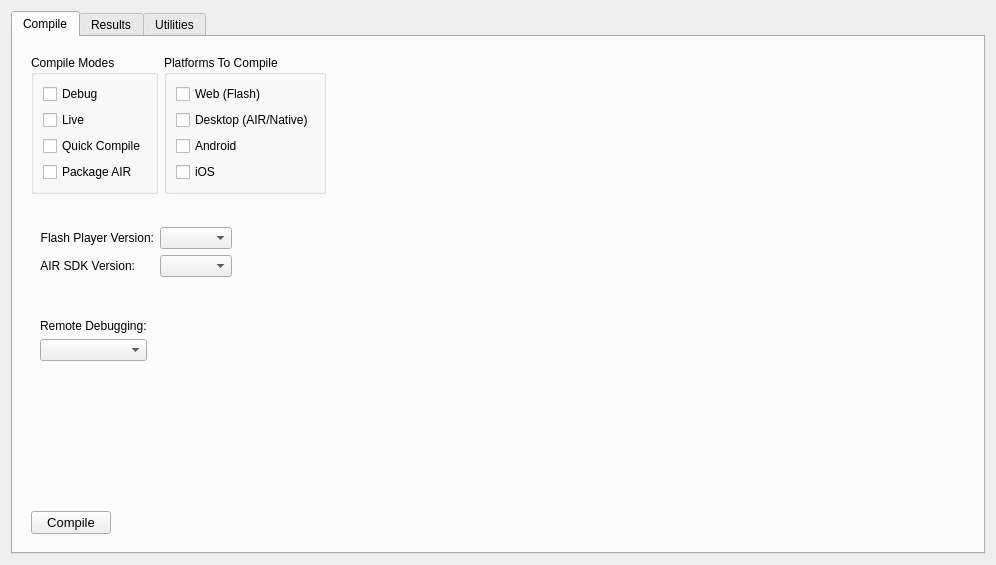
The window that resources/widget/DeckCompileWidget/DeckCompileWidget.ui (sernst/CompilerDeck) describes before a commit, drawn with Qt 5.
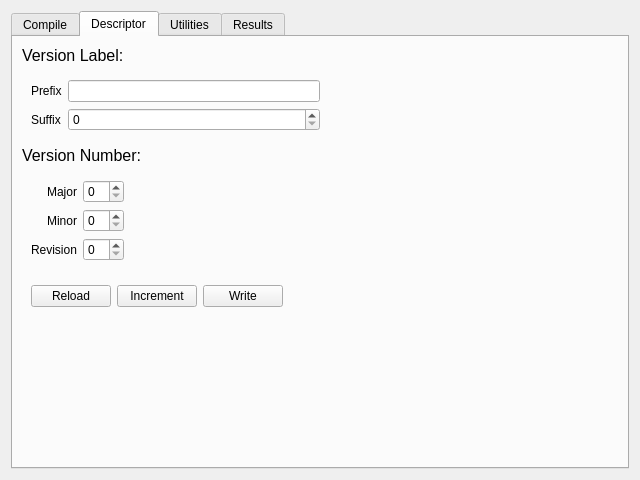
The same window after the commit.

The edit to the form file:
```diff
--- a/resources/widget/DeckCompileWidget/DeckCompileWidget.ui
+++ b/resources/widget/DeckCompileWidget/DeckCompileWidget.ui
@@ -6,8 +6,8 @@
    <rect>
     <x>0</x>
     <y>0</y>
-    <width>996</width>
-    <height>565</height>
+    <width>640</width>
+    <height>480</height>
    </rect>
   </property>
   <property name="sizePolicy">
@@ -18,8 +18,8 @@
   </property>
   <property name="minimumSize">
    <size>
-    <width>996</width>
-    <height>499</height>
+    <width>640</width>
+    <height>480</height>
    </size>
   </property>
   <property name="windowTitle">
@@ -29,7 +29,7 @@
    <item>
     <widget class="QTabWidget" name="mainTab">
      <property name="currentIndex">
-      <number>0</number>
+      <number>1</number>
      </property>
      <widget class="QWidget" name="settingsTabPage">
       <attribute name="title">
@@ -59,13 +59,6 @@
                </property>
               </widget>
              </item>
-             <item>
-              <widget class="QCheckBox" name="quickCompileCheck">
-               <property name="text">
-                <string>Quick Compile</string>
-               </property>
-              </widget>
-             </item>
              <item>
               <widget class="QCheckBox" name="packageAirCheck">
                <property name="text">
@@ -73,6 +66,19 @@
                </property>
               </widget>
              </item>
+             <item>
+              <spacer name="verticalSpacer_4">
+               <property name="orientation">
+                <enum>Qt::Vertical</enum>
+               </property>
+               <property name="sizeHint" stdset="0">
+                <size>
+                 <width>20</width>
+                 <height>40</height>
+                </size>
+               </property>
+              </spacer>
+             </item>
             </layout>
            </widget>
           </item>
@@ -110,6 +116,19 @@
                </property>
               </widget>
              </item>
+             <item>
+              <spacer name="verticalSpacer_3">
+               <property name="orientation">
+                <enum>Qt::Vertical</enum>
+               </property>
+               <property name="sizeHint" stdset="0">
+                <size>
+                 <width>20</width>
+                 <height>40</height>
+                </size>
+               </property>
+              </spacer>
+             </item>
             </layout>
            </widget>
           </item>
@@ -261,27 +280,203 @@
        </item>
       </layout>
      </widget>
-     <widget class="QWidget" name="resultsTabPage">
+     <widget class="QWidget" name="descriptorTabPage">
       <attribute name="title">
-       <string>Results</string>
+       <string>Descriptor</string>
       </attribute>
-      <layout class="QVBoxLayout" name="verticalLayout">
+      <layout class="QVBoxLayout" name="verticalLayout_2">
        <item>
-        <widget class="QTextBrowser" name="resultsTextBrowser">
-         <property name="enabled">
-          <bool>true</bool>
+        <widget class="QLabel" name="label">
+         <property name="font">
+          <font>
+           <pointsize>12</pointsize>
+          </font>
          </property>
-         <property name="cursor" stdset="0">
-          <cursorShape>ArrowCursor</cursorShape>
+         <property name="text">
+          <string>Version Label:</string>
          </property>
-         <property name="acceptDrops">
-          <bool>true</bool>
+        </widget>
+       </item>
+       <item>
+        <widget class="QWidget" name="widget_10" native="true">
+         <layout class="QHBoxLayout" name="horizontalLayout_6">
+          <item>
+           <widget class="QWidget" name="widget_8" native="true">
+            <layout class="QFormLayout" name="formLayout_3">
+             <property name="margin">
+              <number>0</number>
+             </property>
+             <item row="0" column="0">
+              <widget class="QLabel" name="label_13">
+               <property name="text">
+                <string>Prefix</string>
+               </property>
+              </widget>
+             </item>
+             <item row="0" column="1">
+              <widget class="QLineEdit" name="prefixLine"/>
+             </item>
+             <item row="1" column="0">
+              <widget class="QLabel" name="label_14">
+               <property name="text">
+                <string>Suffix</string>
+               </property>
+              </widget>
+             </item>
+             <item row="1" column="1">
+              <widget class="QSpinBox" name="suffixSpin"/>
+             </item>
+            </layout>
+           </widget>
+          </item>
+          <item>
+           <spacer name="horizontalSpacer_6">
+            <property name="orientation">
+             <enum>Qt::Horizontal</enum>
+            </property>
+            <property name="sizeHint" stdset="0">
+             <size>
+              <width>284</width>
+              <height>20</height>
+             </size>
+            </property>
+           </spacer>
+          </item>
+         </layout>
+        </widget>
+       </item>
+       <item>
+        <widget class="QLabel" name="label_2">
+         <property name="font">
+          <font>
+           <pointsize>12</pointsize>
+          </font>
          </property>
-         <property name="verticalScrollBarPolicy">
-          <enum>Qt::ScrollBarAlwaysOn</enum>
+         <property name="text">
+          <string>Version Number:</string>
          </property>
         </widget>
        </item>
+       <item>
+        <widget class="QWidget" name="widget_9" native="true">
+         <layout class="QHBoxLayout" name="horizontalLayout_7">
+          <item>
+           <widget class="QWidget" name="widget_3" native="true">
+            <layout class="QFormLayout" name="formLayout_2">
+             <property name="labelAlignment">
+              <set>Qt::AlignRight|Qt::AlignTrailing|Qt::AlignVCenter</set>
+             </property>
+             <property name="margin">
+              <number>0</number>
+             </property>
+             <item row="0" column="0">
+              <widget class="QLabel" name="label_10">
+               <property name="text">
+                <string>Major</string>
+               </property>
+               <property name="alignment">
+                <set>Qt::AlignRight|Qt::AlignTrailing|Qt::AlignVCenter</set>
+               </property>
+              </widget>
+             </item>
+             <item row="0" column="1">
+              <widget class="QSpinBox" name="majorSpin"/>
+             </item>
+             <item row="1" column="0">
+              <widget class="QLabel" name="label_11">
+               <property name="text">
+                <string>Minor</string>
+               </property>
+               <property name="alignment">
+                <set>Qt::AlignRight|Qt::AlignTrailing|Qt::AlignVCenter</set>
+               </property>
+              </widget>
+             </item>
+             <item row="1" column="1">
+              <widget class="QSpinBox" name="minorSpin"/>
+             </item>
+             <item row="2" column="0">
+              <widget class="QLabel" name="label_12">
+               <property name="text">
+                <string>Revision</string>
+               </property>
+              </widget>
+             </item>
+             <item row="2" column="1">
+              <widget class="QSpinBox" name="revisionSpin"/>
+             </item>
+            </layout>
+           </widget>
+          </item>
+          <item>
+           <spacer name="horizontalSpacer_5">
+            <property name="orientation">
+             <enum>Qt::Horizontal</enum>
+            </property>
+            <property name="sizeHint" stdset="0">
+             <size>
+              <width>483</width>
+              <height>20</height>
+             </size>
+            </property>
+           </spacer>
+          </item>
+         </layout>
+        </widget>
+       </item>
+       <item>
+        <widget class="QWidget" name="widget_11" native="true">
+         <layout class="QHBoxLayout" name="horizontalLayout_8">
+          <item>
+           <widget class="QPushButton" name="reloadSettingsBtn">
+            <property name="text">
+             <string>Reload</string>
+            </property>
+           </widget>
+          </item>
+          <item>
+           <widget class="QPushButton" name="incrementSettingsBtn">
+            <property name="text">
+             <string>Increment</string>
+            </property>
+           </widget>
+          </item>
+          <item>
+           <widget class="QPushButton" name="writeSettingsBtn">
+            <property name="text">
+             <string>Write</string>
+            </property>
+           </widget>
+          </item>
+          <item>
+           <spacer name="horizontalSpacer_7">
+            <property name="orientation">
+             <enum>Qt::Horizontal</enum>
+            </property>
+            <property name="sizeHint" stdset="0">
+             <size>
+              <width>415</width>
+              <height>20</height>
+             </size>
+            </property>
+           </spacer>
+          </item>
+         </layout>
+        </widget>
+       </item>
+       <item>
+        <spacer name="verticalSpacer_2">
+         <property name="orientation">
+          <enum>Qt::Vertical</enum>
+         </property>
+         <property name="sizeHint" stdset="0">
+          <size>
+           <width>20</width>
+           <height>152</height>
+          </size>
+         </property>
+        </spacer>
+       </item>
       </layout>
      </widget>
      <widget class="QWidget" name="utilsTabPage">
@@ -416,6 +611,29 @@
        </property>
       </widget>
      </widget>
+     <widget class="QWidget" name="resultsTabPage">
+      <attribute name="title">
+       <string>Results</string>
+      </attribute>
+      <layout class="QVBoxLayout" name="verticalLayout">
+       <item>
+        <widget class="QTextBrowser" name="resultsTextBrowser">
+         <property name="enabled">
+          <bool>true</bool>
+         </property>
+         <property name="cursor" stdset="0">
+          <cursorShape>ArrowCursor</cursorShape>
+         </property>
+         <property name="acceptDrops">
+          <bool>true</bool>
+         </property>
+         <property name="verticalScrollBarPolicy">
+          <enum>Qt::ScrollBarAlwaysOn</enum>
+         </property>
+        </widget>
+       </item>
+      </layout>
+     </widget>
     </widget>
    </item>
   </layout>
```
